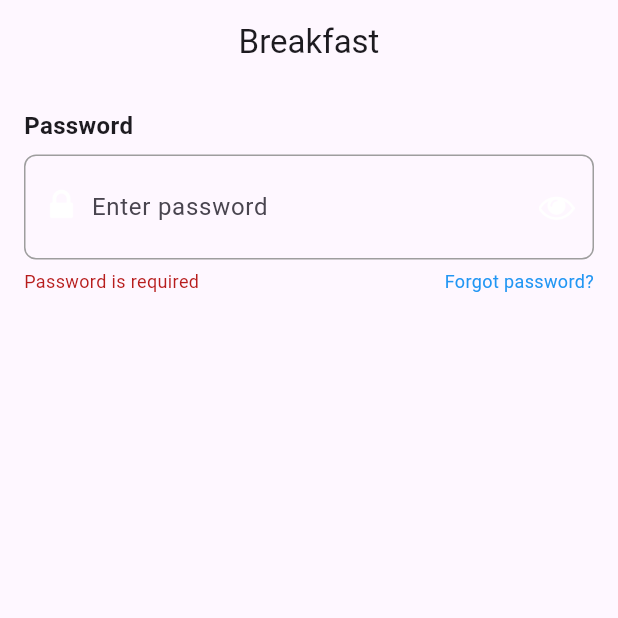
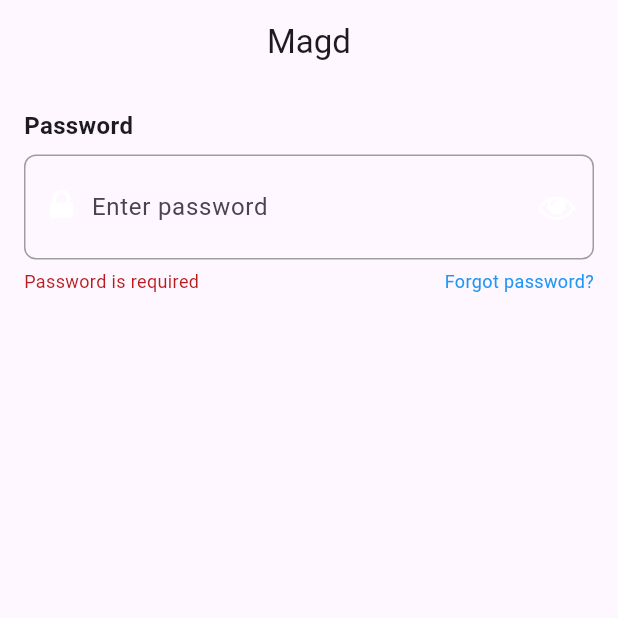
Before and after one commit to Mahmoud-Magd/Flutter_APK-and-AAB_Compiler, a Flutter app: the screen it shows after launch, on a phone screen of 412 x 824 dp, the top half of it. Run offline on Flutter 3.47's test engine with Material 3 defaults, Android fonts, the phone set to English and light mode, and no system bars.

Commit message:
Update home.dart

```diff
--- a/lib/pages/home.dart
+++ b/lib/pages/home.dart
@@ -8,7 +8,7 @@ class HomePage extends StatelessWidget {
   Widget build(BuildContext context) {
     return Scaffold(
       appBar: AppBar(
-        title: const Text('Breakfast'),
+        title: const Text('Magd'),
         centerTitle: true,
       ),
       body: Padding(
```
